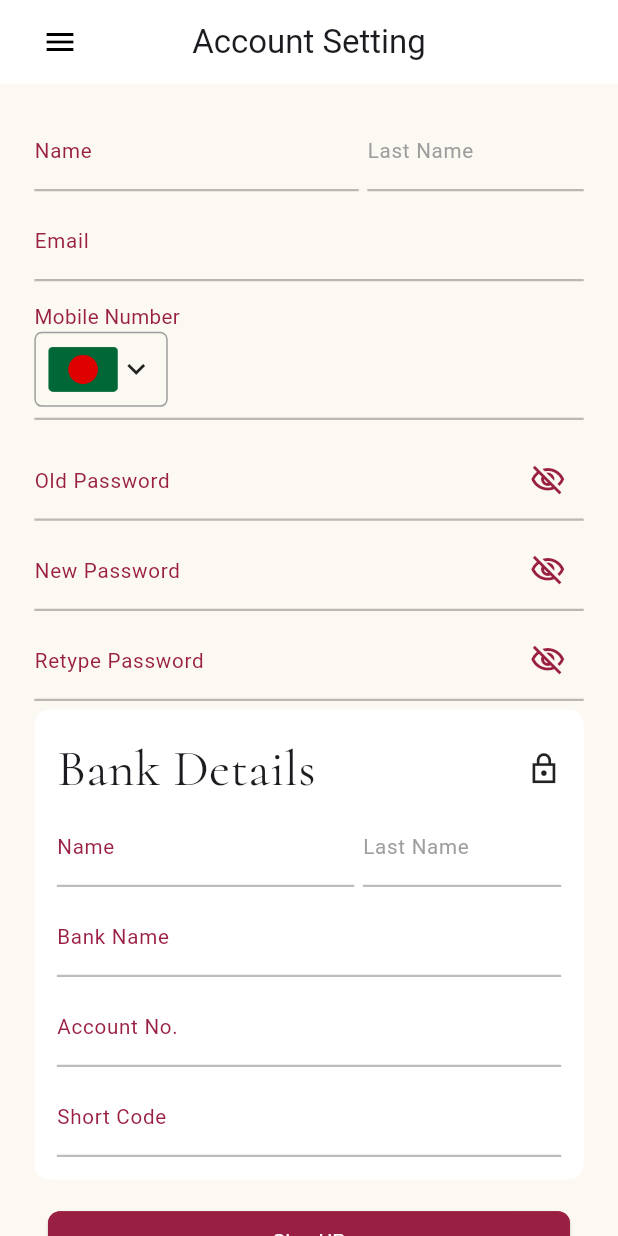
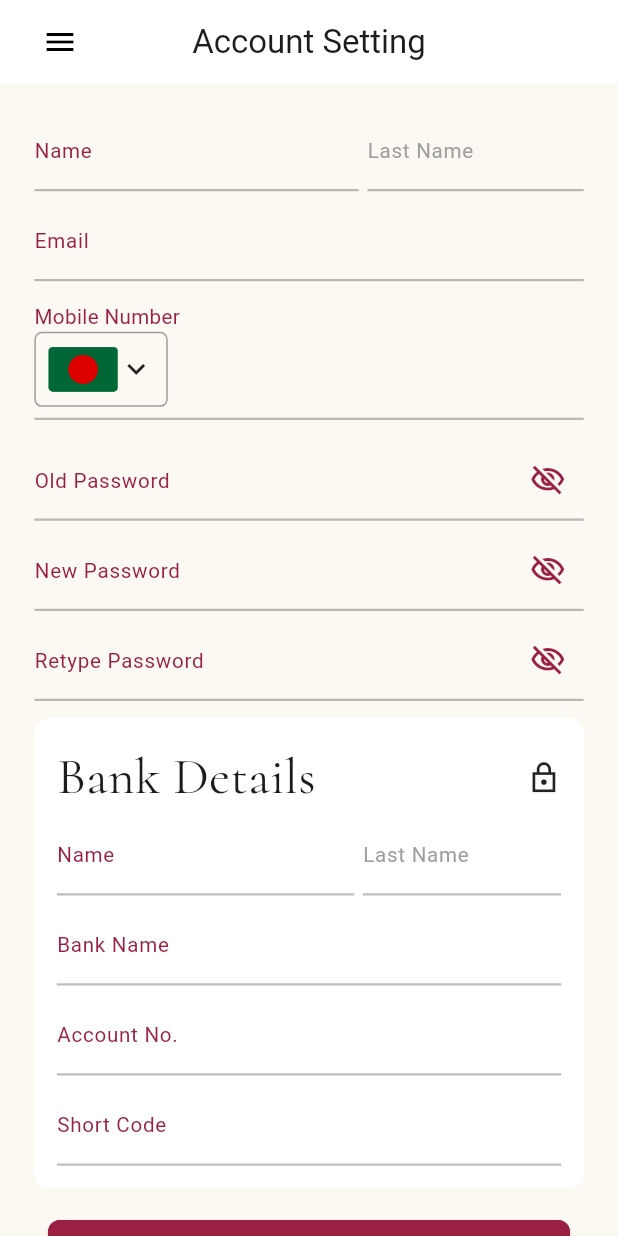
Before and after one commit to mdfahim8990/beeya, a Flutter app: the screen it shows after launch, on a phone screen of 412 x 824 dp. Run offline on Flutter 3.47's test engine with Material 3 defaults, Android fonts, the phone set to English and light mode, and no system bars; our stand-ins replace flutter_local_notifications, flutter_screenutil, google_fonts, mask_text_input_formatter, timezone.

Commit message:
account_setting.dart

```diff
--- a/lib/pages/setting/account_setting.dart
+++ b/lib/pages/setting/account_setting.dart
@@ -326,13 +326,13 @@ class _AccountSettingPageState extends State<AccountSettingPage> {
                   levelColor: themPinkColor,
                 ),
                 SizedBox(
-                  height: 5.sp,
+                  height: 10.sp,
                 ),
 
                 //              *********** Bank Details ************
 
                 Container(
-                  padding: EdgeInsets.all(15),
+                  padding: const EdgeInsets.all(15),
                  // height: 200,
                   width: double.infinity,
                   decoration: BoxDecoration(
```
